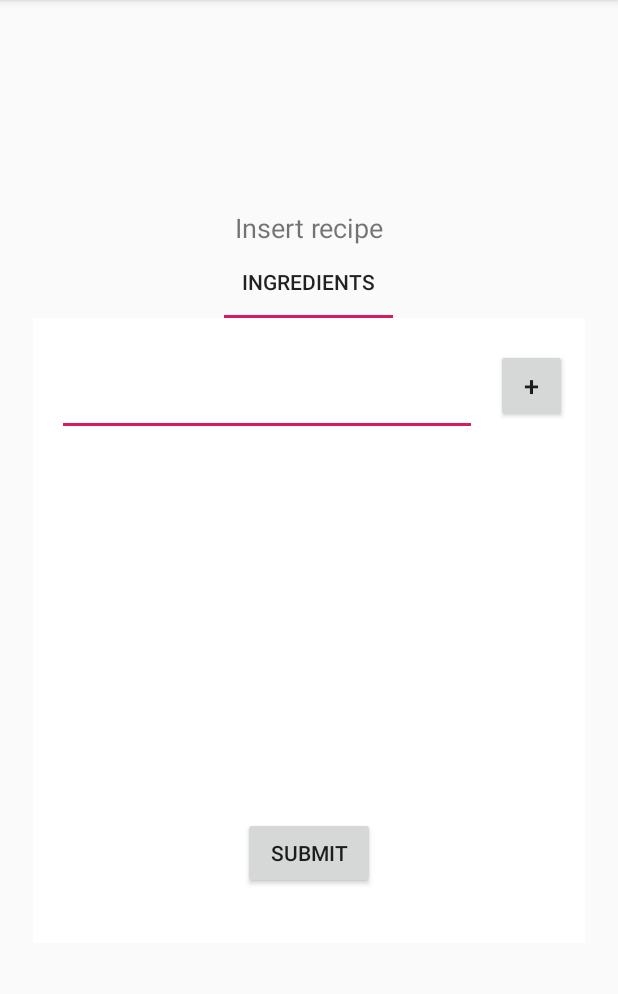
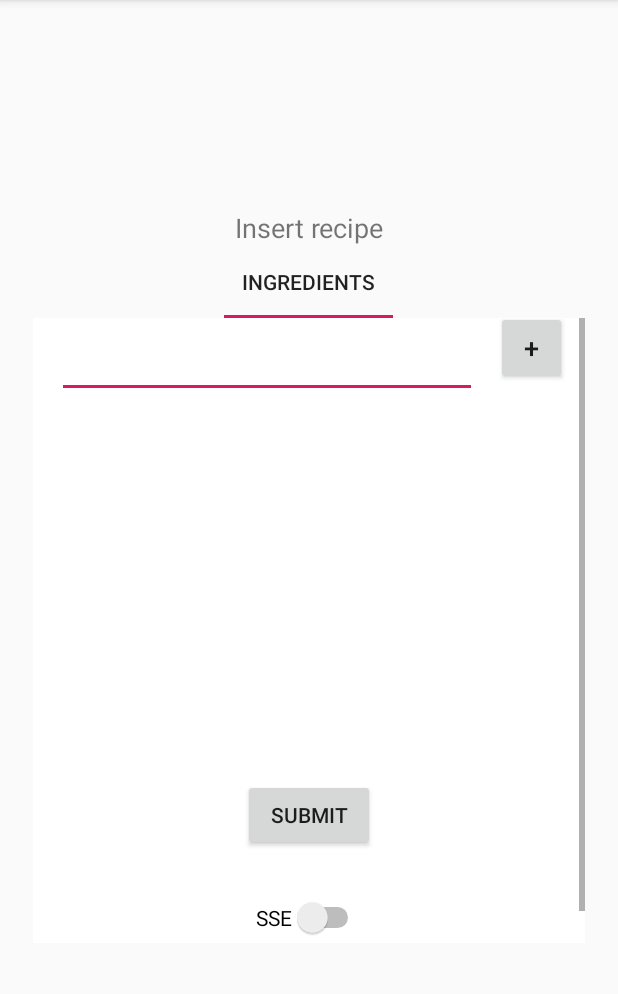
Before and after one commit to andreiluca96/PictureRecipeAlignment, an Android app: the IngredientsFragment screen opened directly, with no data from a screen before it, on a phone screen of 412 x 824 dp, the part 84-1078 px from its top. Run offline under Robolectric (Android 15) with nearby library versions, the phone set to English and light mode, and no system bars; libraries missing offline, so code that uses them is left out: com.squareup.okhttp.

Commit message:
Added partial integration with SSE

```diff
--- a/frontend/app/src/main/res/layout/fragment_ingredients.xml
+++ b/frontend/app/src/main/res/layout/fragment_ingredients.xml
@@ -1,4 +1,6 @@
 <ScrollView xmlns:android="http://schemas.android.com/apk/res/android"
+    xmlns:app="http://schemas.android.com/apk/res-auto"
+    xmlns:tools="http://schemas.android.com/tools"
     android:layout_width="fill_parent"
     android:layout_height="match_parent"
     >
@@ -61,14 +63,28 @@
             android:id="@+id/submit_ingredients"
             android:layout_width="wrap_content"
             android:layout_height="wrap_content"
-            android:layout_marginBottom="32dp"
+            android:layout_marginStart="8dp"
             android:layout_marginEnd="8dp"
-            android:layout_marginStart="8dp"
+            android:layout_marginBottom="84dp"
+            android:onClick="onButtonSubmitClick"
             android:text="Submit"
-            android:onClick="onButtonSubmitClick"
             app:layout_constraintBottom_toBottomOf="parent"
             app:layout_constraintEnd_toEndOf="parent"
             app:layout_constraintStart_toStartOf="parent" />
+
+        <Switch
+            android:id="@+id/use_sse"
+            android:layout_width="wrap_content"
+            android:layout_height="38dp"
+            android:layout_marginStart="160dp"
+            android:layout_marginTop="25dp"
+            android:layout_marginEnd="159dp"
+            android:layout_marginBottom="21dp"
+            android:text="SSE"
+            app:layout_constraintBottom_toBottomOf="parent"
+            app:layout_constraintEnd_toEndOf="parent"
+            app:layout_constraintStart_toStartOf="parent"
+            app:layout_constraintTop_toBottomOf="@+id/submit_ingredients" />
     </android.support.constraint.ConstraintLayout>
 </FrameLayout>
 </ScrollView>
```
Also changed, not shown: SSE/SSE-Server/src/main/java/com/fii/picture/recipe/alignment/searchableencryption/Dto/SSEResponse.java (added, +13 -0 lines), SSE/SSE-Server/src/main/java/com/fii/picture/recipe/alignment/searchableencryption/controllers/SSEController.java (+6 -2 lines), frontend/app/src/main/java/com/example/lucaandrei/picturerecipealignment/tabs/IngredientsFragment.java (+32 -3 lines).
